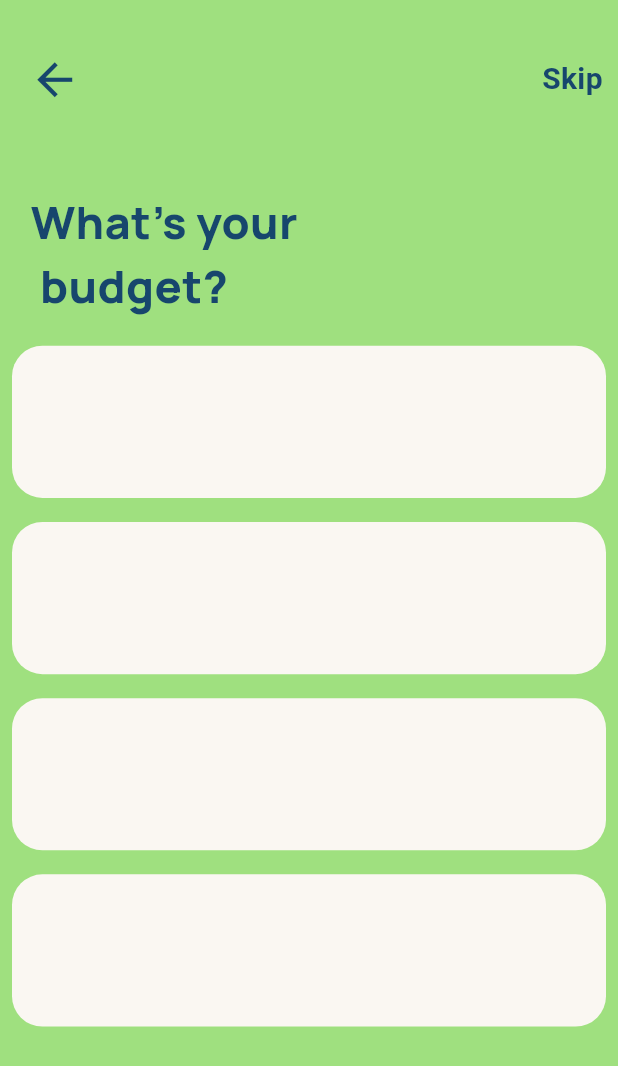
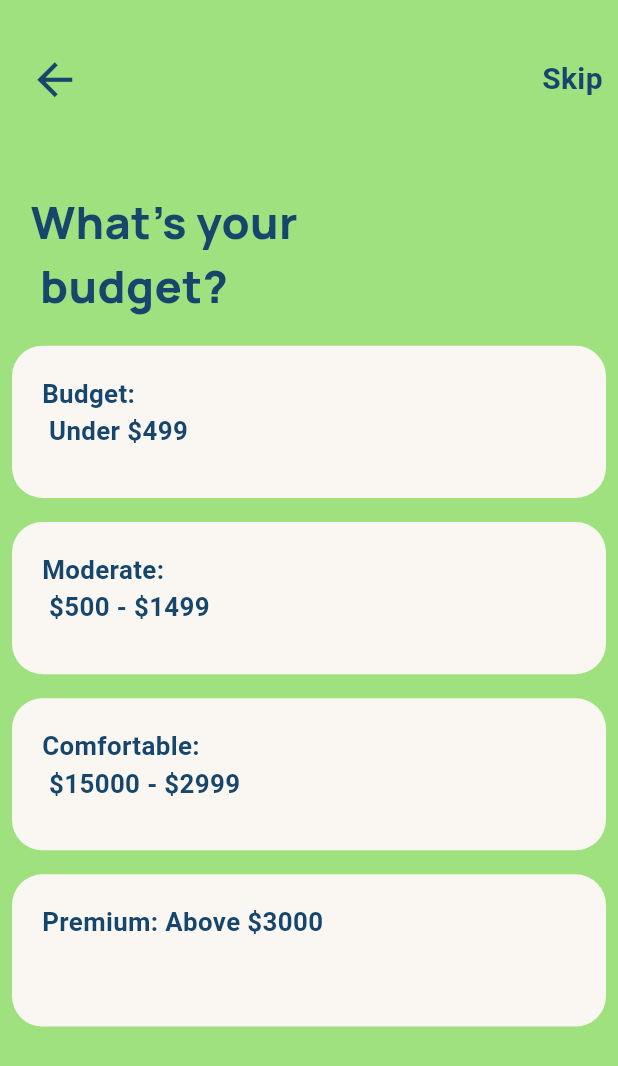
Before and after one commit to swarnaliiiiii/lokus, a Flutter app: the screen it shows after launch, on a phone screen of 412 x 824 dp. Shown: the top 1066 px of the screen. Run offline on Flutter 3.47's test engine with Material 3 defaults, Android fonts, the phone set to English and light mode, and no system bars; our stand-ins replace flutter_screenutil, google_fonts.

Commit message:
feat: implement dynamic budget options in Keywords screen using ListView.builder

```diff
--- a/lib/screens/splash/keywords/keywordscreen.dart
+++ b/lib/screens/splash/keywords/keywordscreen.dart
@@ -14,6 +14,12 @@ class Keywordscreen extends StatefulWidget {
 }
 
 class _KeywordscreenState extends State<Keywordscreen> {
+  final List<String> _budgetOptions = [
+    'Budget: \n Under \$499',
+    'Moderate: \n \$500 - \$1499',
+    'Comfortable: \n \$15000 - \$2999',
+    'Premium: Above \$3000',
+  ];
   @override
   Widget build(BuildContext context) {
     return Scaffold(
@@ -49,13 +55,13 @@ class _KeywordscreenState extends State<Keywordscreen> {
           SizedBox(height: 10.h),
           Container(
             height: 500.h,
-            child: ListView(
-              children: [
-                Square(),
-                Square(),
-                Square(),
-                Square(),
-              ],
+            child: ListView.builder(
+              itemCount: _budgetOptions.length,
+              itemBuilder: (context, index) {
+                return Square(
+                  child: _budgetOptions[index],
+                );
+              },
             ),
           ),
         ],
--- a/lib/widgets/square.dart
+++ b/lib/widgets/square.dart
@@ -3,10 +3,13 @@ import 'package:flutter_screenutil/flutter_screenutil.dart';
 import 'package:lokus/domains/constants/appcolors.dart';
 
 class Square extends StatelessWidget {
+  final child;
+
+  Square({Key? key, this.child}) : super(key: key);
+
   @override
   Widget build(BuildContext context) {
-    return
-    Padding(
+    return Padding(
       padding: const EdgeInsets.all(8.0),
       child: Container(
         height: 100.h,
@@ -15,6 +18,17 @@ class Square extends StatelessWidget {
           color: AppColors.page2Color,
           borderRadius: BorderRadius.circular(20.r),
         ),
+        child: Padding(
+          padding: const EdgeInsets.symmetric(horizontal: 20.0, vertical: 20.0),
+          child: Text(
+            child,
+            style: TextStyle(
+              fontSize: 17.sp,
+              fontWeight: FontWeight.w600,
+              color: const Color.fromARGB(255, 23, 70, 109),
+            )
+          ),
+        ),
       ),
     );
   }
```
